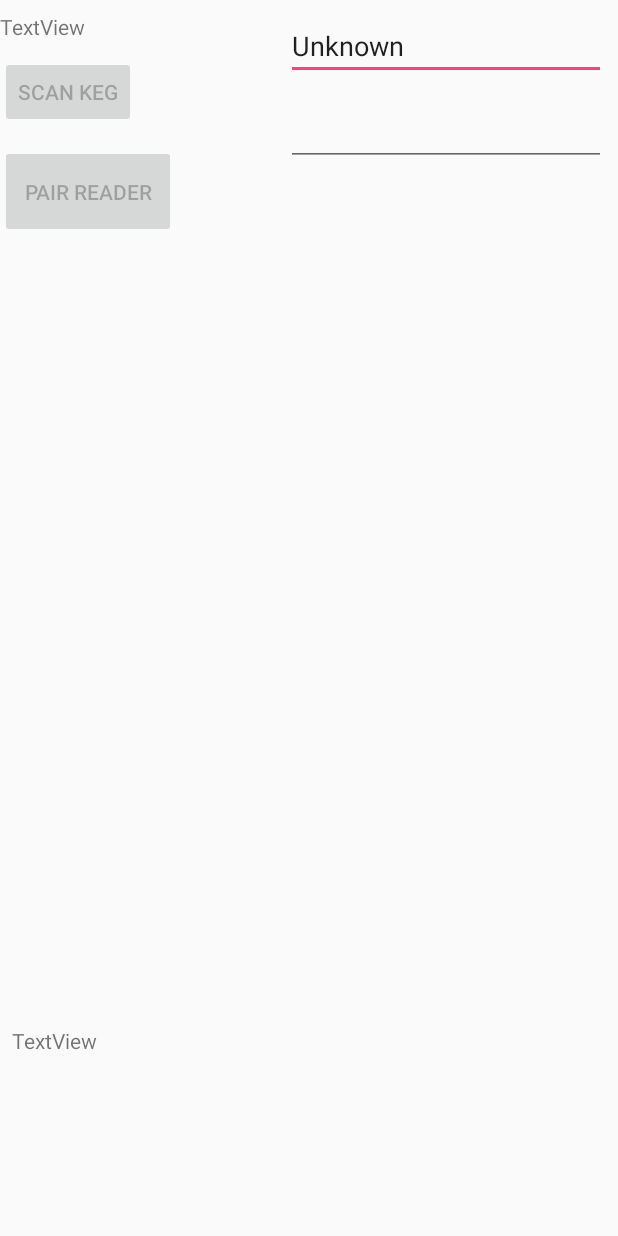
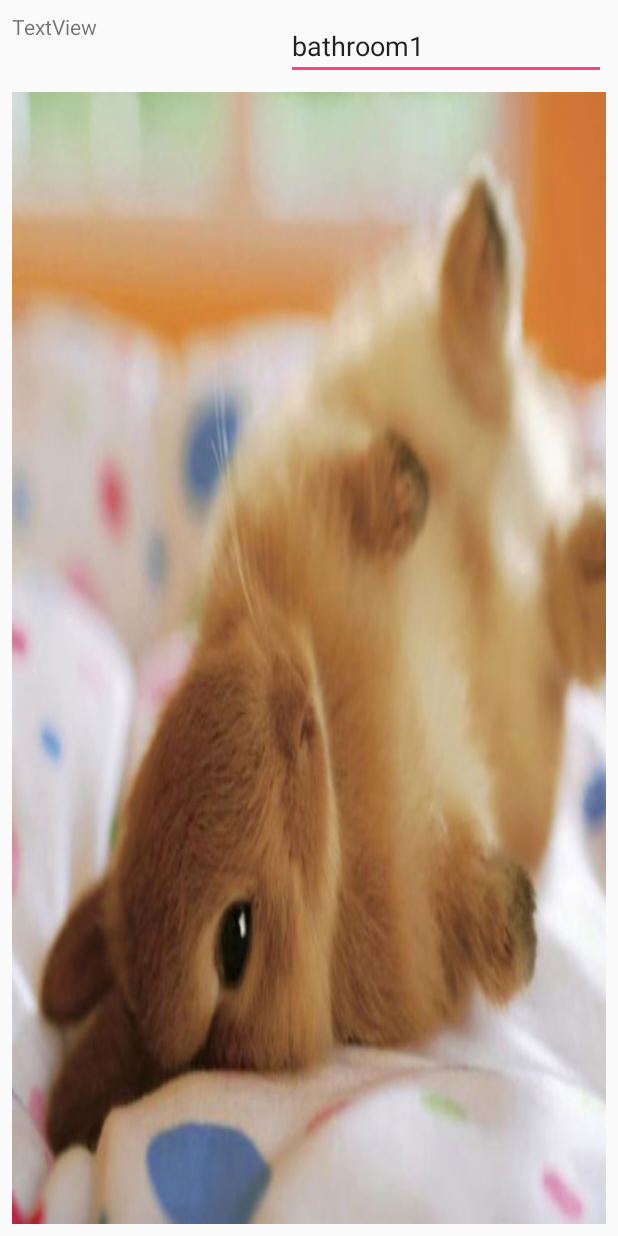
Before and after one commit to owenDevEirePersonal/TruckyTrack, an Android app: the DriverActivity screen opened directly, with no data from a screen before it, on a phone screen of 412 x 824 dp. Run offline under Robolectric (Android 15) with nearby library versions, the phone set to English and light mode, and no system bars.

Commit message:
<Added Ad, locationID setting and Visual Instruction Listing> Added an image view to Driver Activity that displays an ad(placeholder image of a cute rabbit) on screen. When a tag is scanned the ad disappears to reveal a list of all the alerts and instructions being read out. 10000 ms after the textToSpeech finishes, the ad reappears. Also repurposed the kegIDedittext in driver activity to allow the user to set the StationID of the device.
+Added Ad imageview to Driver Activity
#repurposed alertDataText to display all alerts and instructions as text on screen when being read out.
#repurposed kegIDText to allow user to set the device's station id

#SERVLET-SIDE: now returns all active alerts for all stations but will mark all alerts linked to the passed stationID as inactive.

```diff
--- a/app/src/main/res/layout/activity_driver.xml
+++ b/app/src/main/res/layout/activity_driver.xml
@@ -13,7 +13,8 @@
         android:layout_marginTop="8dp"
         android:text="TextView"
         map:layout_constraintTop_toTopOf="parent"
-        tools:layout_editor_absoluteX="8dp"/>
+        android:layout_marginLeft="8dp"
+        map:layout_constraintLeft_toLeftOf="parent"/>
 
     <EditText
         android:id="@+id/nameEditText"
@@ -31,58 +32,36 @@
         android:layout_marginTop="8dp"
         />
 
-    <EditText
-        android:id="@+id/kegIDEditText"
-        android:layout_width="wrap_content"
-        android:layout_height="wrap_content"
-        android:layout_marginLeft="8dp"
-        android:layout_marginRight="8dp"
-        android:layout_marginTop="65dp"
-        android:ems="10"
-        android:inputType="textNoSuggestions"
-        map:layout_constraintHorizontal_bias="1.0"
-        map:layout_constraintLeft_toRightOf="@+id/mapText"
-        map:layout_constraintRight_toRightOf="parent"
-        map:layout_constraintTop_toTopOf="parent"
-        />
-
-    <Button
-        android:id="@+id/scanKegButton"
-        android:layout_width="wrap_content"
-        android:layout_height="wrap_content"
-        android:layout_marginTop="10dp"
-        android:enabled="false"
-        android:text="Scan Keg"
-        map:layout_constraintTop_toBottomOf="@+id/mapText"
-        tools:layout_editor_absoluteX="16dp"/>
-
-    <Button
-        android:id="@+id/pairReaderButton"
-        android:layout_width="117dp"
-        android:layout_height="62dp"
-        android:layout_marginLeft="0dp"
-        android:layout_marginRight="0dp"
-        android:layout_marginTop="11dp"
-        android:enabled="false"
-        android:text="Pair Reader"
-        map:layout_constraintHorizontal_bias="0.0"
-        map:layout_constraintLeft_toLeftOf="@+id/scanKegButton"
-        map:layout_constraintRight_toLeftOf="@+id/kegIDEditText"
-        map:layout_constraintTop_toBottomOf="@+id/scanKegButton"/>
-
     <TextView
         android:id="@+id/kegDataText"
         android:layout_width="0dp"
-        android:layout_height="136dp"
-        android:layout_marginBottom="-1dp"
+        android:layout_height="0dp"
+        android:layout_marginBottom="8dp"
         android:layout_marginLeft="8dp"
         android:layout_marginRight="8dp"
-        android:layout_marginTop="8dp"
         android:text="TextView"
         map:layout_constraintBottom_toBottomOf="parent"
         map:layout_constraintHorizontal_bias="1.0"
         map:layout_constraintLeft_toLeftOf="parent"
         map:layout_constraintRight_toRightOf="parent"
-        map:layout_constraintTop_toBottomOf="@+id/pairReaderButton"
-        map:layout_constraintVertical_bias="0.99"/>
+        android:layout_marginTop="8dp"
+        map:layout_constraintTop_toBottomOf="@+id/nameEditText"
+        map:layout_constraintVertical_bias="1.0"/>
+
+    <ImageView
+        android:id="@+id/addImageView"
+        android:layout_width="0dp"
+        android:layout_height="0dp"
+        android:layout_marginBottom="8dp"
+        android:layout_marginLeft="8dp"
+        android:layout_marginRight="8dp"
+        android:layout_marginTop="8dp"
+        android:scaleType="fitXY"
+        map:layout_constraintBottom_toBottomOf="parent"
+        map:layout_constraintHorizontal_bias="0.0"
+        map:layout_constraintLeft_toLeftOf="parent"
+        map:layout_constraintRight_toRightOf="parent"
+        map:layout_constraintTop_toBottomOf="@+id/nameEditText"
+        map:layout_constraintVertical_bias="0.0"
+        map:srcCompat="@mipmap/ad_rabbit"/>
 </android.support.constraint.ConstraintLayout>
--- a/app/src/main/res/values/colors.xml
+++ b/app/src/main/res/values/colors.xml
@@ -1,6 +1,6 @@
 <?xml version="1.0" encoding="utf-8"?>
 <resources>
-    <color name="colorPrimary">#3F51B5</color>
+    <color name="colorPrimary">#3f51b5</color>
     <color name="colorPrimaryDark">#303F9F</color>
     <color name="colorAccent">#FF4081</color>
 </resources>
```
Also changed, not shown: app/src/main/java/com/deveire/dev/truckytrack/DriverActivity.java (+104 -54 lines), app/src/main/ad_rabbit-web.png (added), app/src/main/res/drawable-hdpi/rabbit_ad.png (added), app/src/main/res/drawable-mdpi/rabbit_ad.png (added), app/src/main/res/drawable-xhdpi/rabbit_ad.png (added), app/src/main/res/drawable-xxhdpi/rabbit_ad.png (added), app/src/main/res/mipmap-hdpi/ad_rabbit.png (added), app/src/main/res/mipmap-mdpi/ad_rabbit.png (added), app/src/main/res/mipmap-xhdpi/ad_rabbit.png (added), app/src/main/res/mipmap-xxhdpi/ad_rabbit.png (added), app/src/main/res/mipmap-xxxhdpi/ad_rabbit.png (added), 1 other file.
